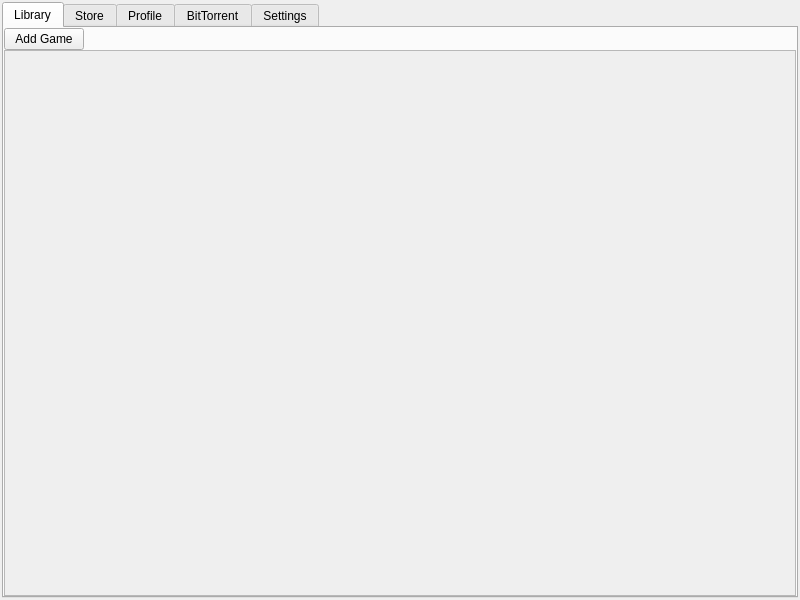
Qt form mainwindow.ui (lorenzo-zurini/VidyaGod) before a commit.
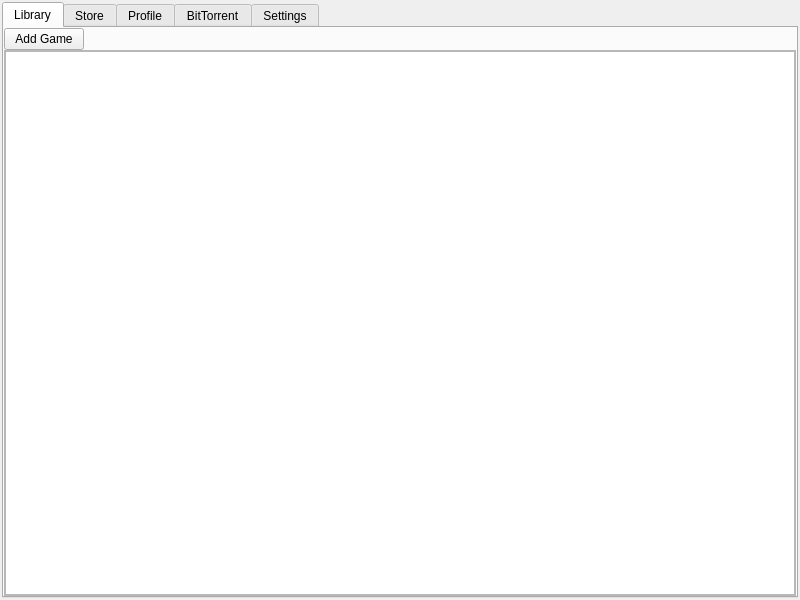
The same form after that commit.

Commit message: [Add] JSON parsing logic. Non-functional atm.

```diff
--- a/mainwindow.ui
+++ b/mainwindow.ui
@@ -17,7 +17,7 @@
    <property name="enabled">
     <bool>true</bool>
    </property>
-   <layout class="QGridLayout" name="gridLayout_3">
+   <layout class="QVBoxLayout" name="verticalLayout">
     <property name="leftMargin">
      <number>2</number>
     </property>
@@ -30,7 +30,7 @@
     <property name="bottomMargin">
      <number>2</number>
     </property>
-    <item row="0" column="0">
+    <item>
      <widget class="QTabWidget" name="TabWidget">
       <property name="currentIndex">
        <number>0</number>
@@ -102,6 +102,26 @@
              <height>534</height>
             </rect>
            </property>
+           <layout class="QVBoxLayout" name="verticalLayout_2">
+            <property name="spacing">
+             <number>0</number>
+            </property>
+            <property name="leftMargin">
+             <number>0</number>
+            </property>
+            <property name="topMargin">
+             <number>0</number>
+            </property>
+            <property name="rightMargin">
+             <number>0</number>
+            </property>
+            <property name="bottomMargin">
+             <number>0</number>
+            </property>
+            <item>
+             <widget class="QListView" name="listView"/>
+            </item>
+           </layout>
           </widget>
          </widget>
         </item>
```
The commit also changes 2 other files.
